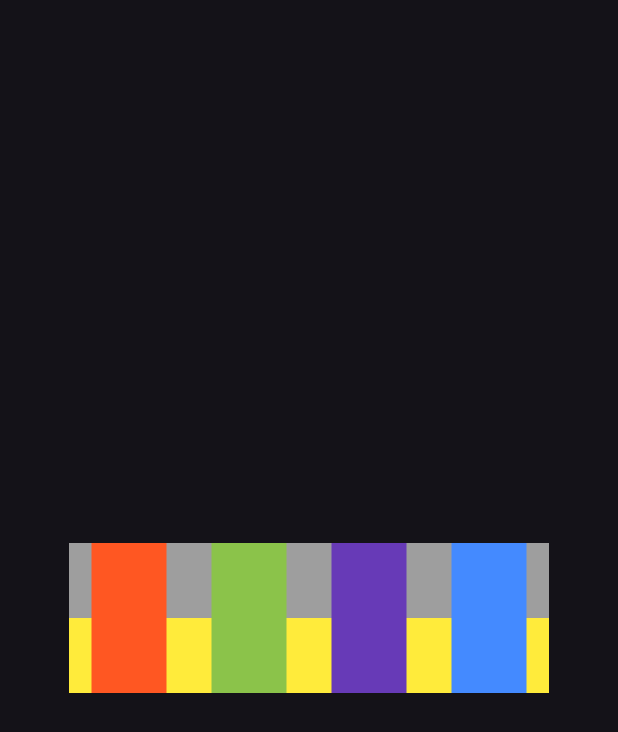
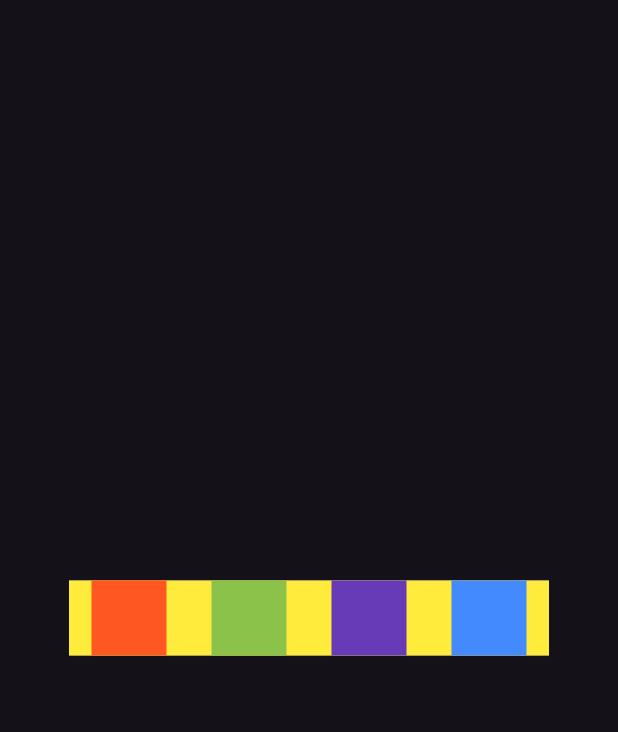
Before and after one commit to Sojourner64564/draggable_buttons_testapp, a Flutter app: the screen it shows after launch, on a phone screen of 412 x 824 dp. Shown: the top 732 px of the screen. Run offline on Flutter 3.47's test engine with Material 3 defaults, Android fonts, the light colour scheme and no system bars; our stand-ins replace flutter_bloc.

Commit message:
минимально рабочий вариант но с багами и кривыми движениями виджетов

```diff
--- a/lib/draggable_page.dart
+++ b/lib/draggable_page.dart
@@ -4,11 +4,13 @@ import 'package:flutter/gestures.dart';
 import 'package:flutter/material.dart';
 import 'package:flutter_bloc/flutter_bloc.dart';
 
+import 'widget/empty_button_space_widget.dart';
+
 class DraggablePage extends StatefulWidget {
   DraggablePage({super.key});
 
   final MoveButtonsCubit moveButtonsCubit = MoveButtonsCubit();
-
+  final double buttonsWidth = 80;
   @override
   State<DraggablePage> createState() => _DraggablePageState();
 }
@@ -24,6 +26,13 @@ class _DraggablePageState extends State<DraggablePage> {
     const ButtonWidget(color: Colors.deepPurple),
     const ButtonWidget(color: Colors.blueAccent),
   ];
+  List<Widget> emptyButtonsSpaceList = [
+    const EmptyButtonSpaceWidget(),
+    const EmptyButtonSpaceWidget(),
+    const EmptyButtonSpaceWidget(),
+    const EmptyButtonSpaceWidget(),
+  ];
+
 
   int draggedCubeIndex = -1;
 
@@ -39,35 +48,9 @@ class _DraggablePageState extends State<DraggablePage> {
               Container(
                 color: Colors.grey,
                 //width: 350,
-                height: 100,
-                child: Column(
+                height: 50,
+                child: Stack(
                   children: [
-                    Padding(
-                      padding: const EdgeInsets.all(0),
-                      child: SizedBox(
-                        height: 50,
-                        child: BlocBuilder<MoveButtonsCubit, MoveButtonsCubitState>(
-                          bloc: widget.moveButtonsCubit,
-                          builder: (context, state) {
-                            return Row(
-                              children: List.generate(
-                                buttonsList.length,
-                                (index) {
-                                  return Visibility(
-                                    visible: !(invisibleItem == index),
-                                    child: AnimatedPadding(
-                                      padding: index==state.index ? EdgeInsets.only(left: state.leftPadding, right: state.rightPadding) : EdgeInsets.zero,
-                                      duration: const Duration(milliseconds: 100),
-                                      child: buttonsList[index],
-                                    ),
-                                  );
-                                },
-                              ),
-                            );
-                          },
-                        ),
-                      ),
-                    ),
                     Container(
                       color: Colors.yellow,
                       key: widgetKey,
@@ -120,7 +103,7 @@ class _DraggablePageState extends State<DraggablePage> {
                                       ),
                                       child: DragTarget<int>(
                                         builder: (BuildContext context, List<dynamic> accepted, List<dynamic> rejected) {
-                                          return buttonsList[index];
+                                          return emptyButtonsSpaceList[index];
                                         },
                                         onMove: (DragTargetDetails<int> details) {
                                           draggedCubeIndex = index;
@@ -140,6 +123,34 @@ class _DraggablePageState extends State<DraggablePage> {
                         ),
                       ),
                     ),
+                    IgnorePointer(
+                      child: Padding(
+                        padding: const EdgeInsets.all(0),
+                        child: SizedBox(
+                          height: 50,
+                          child: BlocBuilder<MoveButtonsCubit, MoveButtonsCubitState>(
+                            bloc: widget.moveButtonsCubit,
+                            builder: (context, state) {
+                              return Row(
+                                children: List.generate(
+                                  buttonsList.length,
+                                      (index) {
+                                    return Visibility(
+                                      visible: !(invisibleItem == index),
+                                      child: AnimatedPadding(
+                                        padding: index==state.index ? EdgeInsets.only(left: state.leftPadding, right: state.rightPadding) : EdgeInsets.zero,
+                                        duration: const Duration(milliseconds: 100),
+                                        child: buttonsList[index],
+                                      ),
+                                    );
+                                  },
+                                ),
+                              );
+                            },
+                          ),
+                        ),
+                      ),
+                    ),
                   ],
                 ),
               ),
--- /dev/null
+++ b/lib/widget/empty_button_space_widget.dart
@@ -0,0 +1,16 @@
+import 'package:flutter/material.dart';
+
+class EmptyButtonSpaceWidget extends StatelessWidget {
+  const EmptyButtonSpaceWidget({super.key});
+
+  @override
+  Widget build(BuildContext context) {
+    return Padding(
+      padding: const EdgeInsets.symmetric(horizontal: 15),
+      child: Container(
+        width: 50,
+        height: 50,
+        color: Colors.transparent,
+      ),
+    );  }
+}
```
